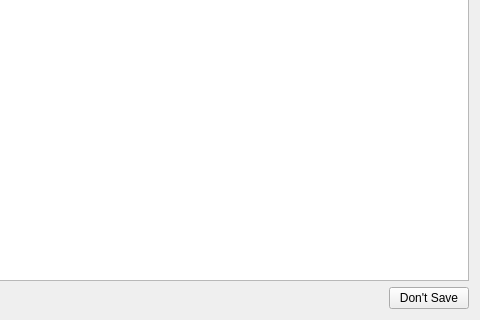
Before: the Qt Designer form Tools/EditorFramework/Dialogs/DocumentList.ui in ezEngine/ezEngine, drawn with Qt 5; both pictures show x 400 to 880 and y 184 to 504 of the 880 by 504 pixel window.
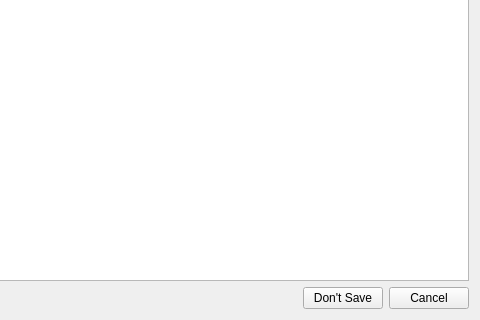
After: the same form once the commit is applied. Icons and pictures are not drawn.

Diff of the .ui file:
```diff
--- a/Tools/EditorFramework/Dialogs/DocumentList.ui
+++ b/Tools/EditorFramework/Dialogs/DocumentList.ui
@@ -129,6 +129,13 @@
        </property>
       </widget>
      </item>
+     <item>
+      <widget class="QPushButton" name="ButtonCancel">
+       <property name="text">
+        <string>Cancel</string>
+       </property>
+      </widget>
+     </item>
     </layout>
    </item>
   </layout>
```
